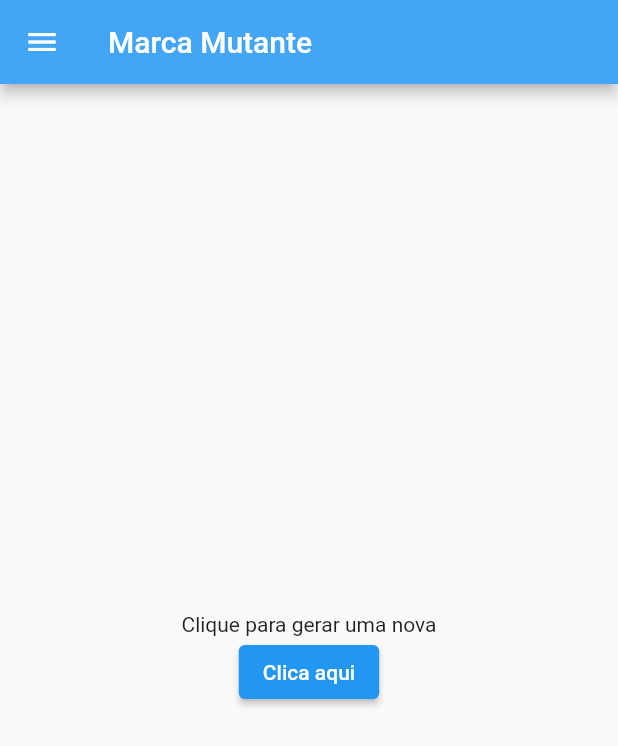
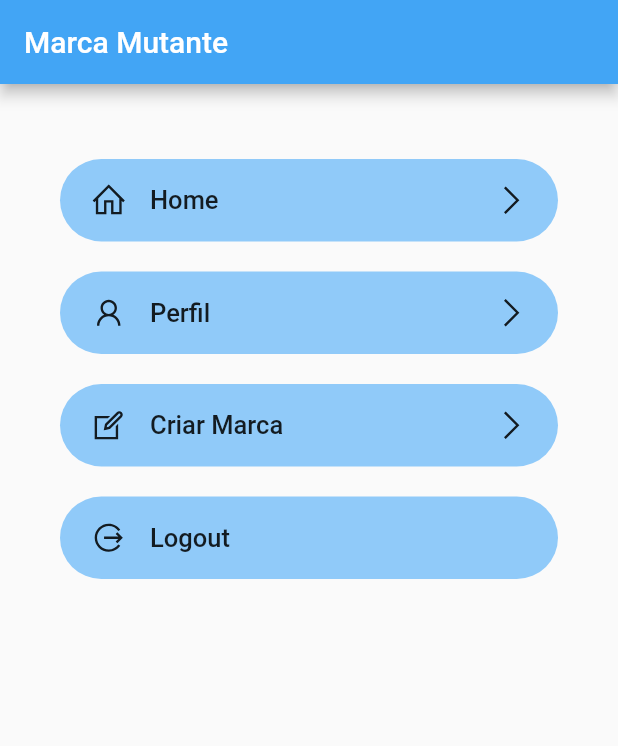
Before and after one commit to marca-do-software-para-o-bem/marcaSpB, a Flutter app: the screen it shows after launch, on a phone screen of 412 x 824 dp. Shown: the top 746 px of the screen. Run offline on Flutter 3.47's test engine with Material 2 defaults, Android fonts, the phone set to English and light mode, and no system bars; our stand-ins replace bloc, equatable, faker, flutter_bloc, flutter_login, flutter_secure_storage and 4 more; missing offline and left inert: http_interceptor.

Commit message:
Creating new menu page

```diff
--- /dev/null
+++ b/lib/constants/constants.dart
@@ -0,0 +1,21 @@
+import 'package:flutter/material.dart';
+
+const kSpacingUnit = 10;
+
+const kDarkPrimaryColor = Color(0xFF212121);
+
+final kTitleTextStyle = TextStyle(
+  fontSize: (10 * 1.7),
+  fontWeight: FontWeight.w600,
+);
+
+final kCaptionTextStyle = TextStyle(
+  fontSize: (10 * 1.3),
+  fontWeight: FontWeight.w100,
+);
+
+final kButtonTextStyle = TextStyle(
+  fontSize: (10 * 1.5),
+  fontWeight: FontWeight.w400,
+  color: kDarkPrimaryColor,
+);
--- /dev/null
+++ b/lib/constants/menu_list_item.dart
@@ -0,0 +1,57 @@
+import 'package:flutter/material.dart';
+import 'package:line_awesome_flutter/line_awesome_flutter.dart';
+import 'constants.dart';
+
+class MenuListItem extends StatelessWidget {
+  final IconData icon;
+  final String text;
+  final bool hasNavigation;
+
+
+  const MenuListItem({
+    Key key,
+    this.icon,
+    this.text,
+    this.hasNavigation = true,
+  }) : super(key: key);
+
+  @override
+  Widget build(BuildContext context) {
+    return Container(
+      height: 55,
+      margin: EdgeInsets.symmetric(
+        horizontal: 40,
+      ).copyWith(
+        bottom: 20,
+      ),
+      padding: EdgeInsets.symmetric(
+        horizontal: 20,
+      ),
+      decoration: BoxDecoration(
+        borderRadius: BorderRadius.circular(30),
+        color: Theme.of(context).backgroundColor,
+      ),
+      child: Row(
+        children: <Widget>[
+          Icon(
+            this.icon,
+            size: 25,
+          ),
+          SizedBox(width: 15),
+          Text(
+            this.text,
+            style: kTitleTextStyle.copyWith(
+              fontWeight: FontWeight.w500,
+            ),
+          ),
+          Spacer(),
+          if (this.hasNavigation)
+            Icon(
+              LineAwesomeIcons.angle_right,
+              size: 25,
+            ),
+        ],
+      ),
+    );
+  }
+}
--- a/lib/modules/screen/HomePage.dart
+++ b/lib/modules/screen/HomePage.dart
@@ -1,76 +1,56 @@
 import 'package:flutter/material.dart';
+import 'package:marca_spb/constants/menu_list_item.dart';
+import 'package:line_awesome_flutter/line_awesome_flutter.dart';
 
 class HomePage extends StatelessWidget {
   @override
   Widget build(BuildContext context) {
     return Scaffold(
-      drawer: SideDrawer(),
       appBar: AppBar(
         title: Text('Marca Mutante'),
         backgroundColor: Colors.blue[400],
       ),
-      body: Center(
-        child: Column(
-          crossAxisAlignment: CrossAxisAlignment.center,
-          mainAxisAlignment: MainAxisAlignment.center,
-          children: [
-            Text('Clique para gerar uma nova'),
-            ElevatedButton(
-              onPressed: () => Navigator.pushNamed(context, '/questionary'),
-              child: Text('Clica aqui'),
+       body: Column(
+              children: <Widget>[
+                SizedBox(height: 50),
+                //header,
+                Expanded(
+                  child: ListView(
+                    children: <Widget>[
+                      InkWell(
+                        child: MenuListItem(
+                          icon: LineAwesomeIcons.home,
+                          text: 'Home',
+                        ),
+                        onTap:() => Navigator.pushNamed(context, '/menu'),
+                      ),
+                      InkWell(
+                        child: MenuListItem(
+                          icon: LineAwesomeIcons.user,
+                          text: 'Perfil',
+                        ),
+                        onTap:() => Navigator.pushNamed(context, '/profile'),
+                      ),
+                      InkWell(
+                        child: MenuListItem(
+                          icon: LineAwesomeIcons.edit,
+                          text: 'Criar Marca',
+                        ),
+                        onTap:() => Navigator.pushNamed(context, '/questionary'),
+                      ),
+                      InkWell(
+                        child: MenuListItem(
+                          icon: LineAwesomeIcons.alternate_sign_out,
+                          text: 'Logout',
+                          hasNavigation: false,
+                        ),
+                        onTap:() => Navigator.of(context).pop(),
+                      ),
+                    ],
+                  ),
+                )
+              ],
             ),
-          ],
-        ),
-      ),
-    );
+          );
   }
 }
-
-class SideDrawer extends StatelessWidget {
-  @override
-  Widget build(BuildContext context) {
-    return Drawer(
-      child: Column(
-        children: <Widget>[
-          DrawerHeader(
-            child: Center(
-              child: Text(
-                'Marca Mutante',
-                textAlign: TextAlign.center,
-                style: TextStyle(color: Colors.black, fontSize: 25),
-              ),
-            ),
-            decoration: BoxDecoration(
-              color: Colors.blue[400],
-            ),
-          ),
-          ListTile(
-            leading: Icon(Icons.home),
-            title: Text('Home'),
-            onTap: () => {Navigator.pushNamed(context, '/menu')},
-          ),
-          ListTile(
-            leading: Icon(Icons.person),
-            title: Text('Perfil'),
-            onTap: () => {Navigator.pushNamed(context, '/profile')},
-          ),
-          ListTile(
-            leading: Icon(Icons.border_color),
-            title: Text('Criar marca'),
-            onTap: () => {Navigator.pushNamed(context, '/questionary')},
-          ),
-          ListTile(
-            leading: Icon(Icons.border_color),
-            title: Text('Editar SpB'),
-            onTap: () => {Navigator.pushNamed(context, '/generate')},
-          ),
-          ListTile(
-            leading: Icon(Icons.exit_to_app),
-            title: Text('Logout'),
-            onTap: () => Navigator.of(context).pop(),
-          ),
-        ],
-      ),
-    );
-  }
-}
--- a/pubspec.yaml
+++ b/pubspec.yaml
@@ -34,6 +34,8 @@ dependencies:
   gallery_saver: ^2.1.0
   image_picker: ^0.7.4
   flutter_secure_storage: ^4.2.0
+  line_awesome_flutter: ^1.0.1
+
 
 
 
```
Also changed, not shown: pubspec.lock.
